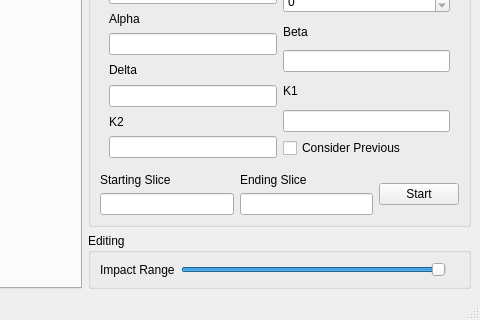
SuperOptimizer/villa, file volume-cartographer/apps/VC/VCMain.ui: the form before one commit; both pictures show x 310 to 790 and y 500 to 820 of the 790 by 820 pixel window.
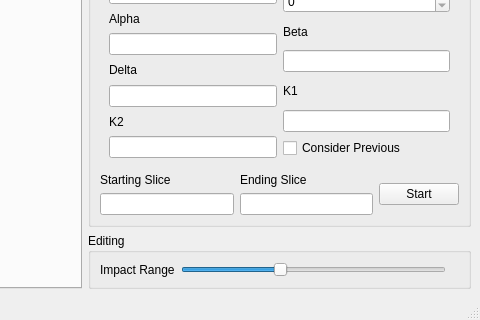
The form after the commit.

```diff
--- a/volume-cartographer/apps/VC/VCMain.ui
+++ b/volume-cartographer/apps/VC/VCMain.ui
@@ -355,10 +355,10 @@
             <number>1</number>
            </property>
            <property name="maximum">
-            <number>10</number>
+            <number>20</number>
            </property>
            <property name="value">
-            <number>10</number>
+            <number>8</number>
            </property>
            <property name="orientation">
             <enum>Qt::Horizontal</enum>
```
